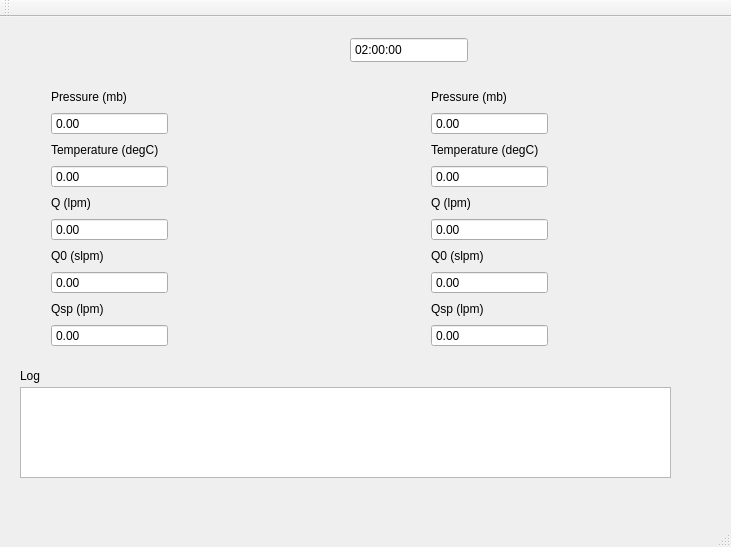
Before: the Qt Designer form new Ui/MFC_APP/mfcui.ui in lo-co/mfc_ui, drawn with Qt 5.
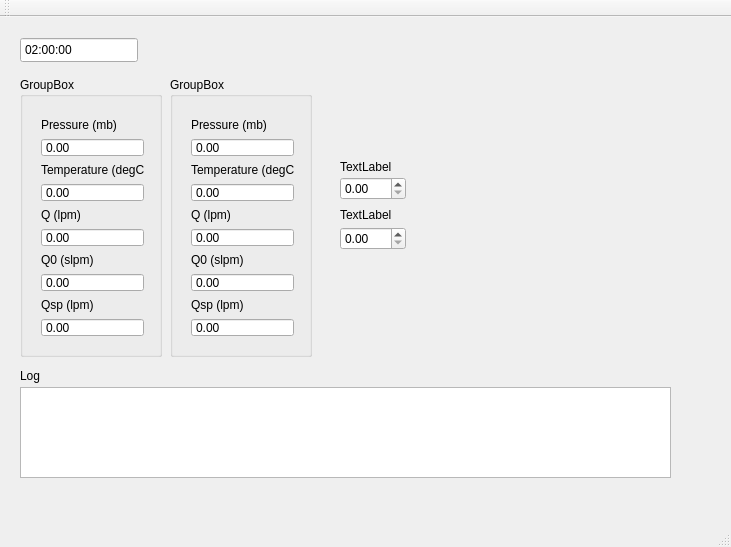
After: the same form once the commit is applied.

Diff of the .ui file:
```diff
--- a/new Ui/MFC_APP/mfcui.ui
+++ b/new Ui/MFC_APP/mfcui.ui
@@ -14,107 +14,10 @@
    <string>MfcUi</string>
   </property>
   <widget class="QWidget" name="centralWidget">
-   <widget class="QWidget" name="layoutWidget">
-    <property name="geometry">
-     <rect>
-      <x>420</x>
-      <y>60</y>
-      <width>139</width>
-      <height>281</height>
-     </rect>
-    </property>
-    <layout class="QVBoxLayout" name="verticalLayout">
-     <item>
-      <widget class="QLabel" name="label_3">
-       <property name="text">
-        <string>Pressure (mb)</string>
-       </property>
-      </widget>
-     </item>
-     <item>
-      <widget class="QDoubleSpinBox" name="ac0_P">
-       <property name="readOnly">
-        <bool>true</bool>
-       </property>
-       <property name="buttonSymbols">
-        <enum>QAbstractSpinBox::NoButtons</enum>
-       </property>
-      </widget>
-     </item>
-     <item>
-      <widget class="QLabel" name="label_4">
-       <property name="text">
-        <string>Temperature (degC)</string>
-       </property>
-      </widget>
-     </item>
-     <item>
-      <widget class="QDoubleSpinBox" name="ac0_T">
-       <property name="readOnly">
-        <bool>true</bool>
-       </property>
-       <property name="buttonSymbols">
-        <enum>QAbstractSpinBox::NoButtons</enum>
-       </property>
-      </widget>
-     </item>
-     <item>
-      <widget class="QLabel" name="label_5">
-       <property name="text">
-        <string>Q (lpm)</string>
-       </property>
-      </widget>
-     </item>
-     <item>
-      <widget class="QDoubleSpinBox" name="ac0_Q">
-       <property name="readOnly">
-        <bool>true</bool>
-       </property>
-       <property name="buttonSymbols">
-        <enum>QAbstractSpinBox::NoButtons</enum>
-       </property>
-      </widget>
-     </item>
-     <item>
-      <widget class="QLabel" name="label_6">
-       <property name="text">
-        <string>Q0 (slpm)</string>
-       </property>
-      </widget>
-     </item>
-     <item>
-      <widget class="QDoubleSpinBox" name="ac0_Q0">
-       <property name="readOnly">
-        <bool>true</bool>
-       </property>
-       <property name="buttonSymbols">
-        <enum>QAbstractSpinBox::NoButtons</enum>
-       </property>
-      </widget>
-     </item>
-     <item>
-      <widget class="QLabel" name="label_7">
-       <property name="text">
-        <string>Qsp (lpm)</string>
-       </property>
-      </widget>
-     </item>
-     <item>
-      <widget class="QDoubleSpinBox" name="ac0_Qsp">
-       <property name="readOnly">
-        <bool>true</bool>
-       </property>
-       <property name="buttonSymbols">
-        <enum>QAbstractSpinBox::NoButtons</enum>
-       </property>
-      </widget>
-     </item>
-    </layout>
-   </widget>
    <widget class="QTimeEdit" name="timeEdit">
     <property name="geometry">
      <rect>
-      <x>350</x>
+      <x>20</x>
       <y>20</y>
       <width>118</width>
       <height>26</height>
@@ -156,16 +59,47 @@
      <string>Log</string>
     </property>
    </widget>
-   <widget class="QWidget" name="layoutWidget_2">
+   <widget class="QPlainTextEdit" name="log_text_box">
     <property name="geometry">
      <rect>
-      <x>40</x>
+      <x>20</x>
+      <y>370</y>
+      <width>651</width>
+      <height>91</height>
+     </rect>
+    </property>
+    <property name="acceptDrops">
+     <bool>false</bool>
+    </property>
+    <property name="toolTip">
+     <string>Message logs emitted by system.</string>
+    </property>
+    <property name="readOnly">
+     <bool>true</bool>
+    </property>
+   </widget>
+   <widget class="QGroupBox" name="alicat0GB">
+    <property name="geometry">
+     <rect>
+      <x>20</x>
       <y>60</y>
-      <width>139</width>
-      <height>281</height>
+      <width>142</width>
+      <height>280</height>
      </rect>
     </property>
-    <layout class="QVBoxLayout" name="verticalLayout_3">
+    <property name="title">
+     <string>GroupBox</string>
+    </property>
+    <widget class="QWidget" name="layoutWidget">
+     <property name="geometry">
+      <rect>
+       <x>10</x>
+       <y>30</y>
+       <width>125</width>
+       <height>241</height>
+      </rect>
+     </property>
+     <layout class="QVBoxLayout" name="verticalLayout_2">
      <item>
       <widget class="QLabel" name="label_13">
        <property name="text">
@@ -175,6 +109,9 @@
      </item>
      <item>
       <widget class="QDoubleSpinBox" name="ac1_P_2">
+        <property name="enabled">
+         <bool>true</bool>
+        </property>
        <property name="readOnly">
         <bool>true</bool>
        </property>
@@ -253,23 +190,161 @@
      </item>
     </layout>
    </widget>
-   <widget class="QPlainTextEdit" name="log_text_box">
+   </widget>
+   <widget class="QGroupBox" name="alicat1GB">
     <property name="geometry">
      <rect>
-      <x>20</x>
-      <y>370</y>
-      <width>651</width>
-      <height>91</height>
+      <x>170</x>
+      <y>60</y>
+      <width>142</width>
+      <height>280</height>
      </rect>
     </property>
-    <property name="acceptDrops">
-     <bool>false</bool>
+    <property name="title">
+     <string>GroupBox</string>
     </property>
-    <property name="toolTip">
-     <string>Message logs emitted by system.</string>
-    </property>
+    <widget class="QWidget" name="">
+     <property name="geometry">
+      <rect>
+       <x>10</x>
+       <y>30</y>
+       <width>125</width>
+       <height>241</height>
+      </rect>
+     </property>
+     <layout class="QVBoxLayout" name="verticalLayout">
+      <item>
+       <widget class="QLabel" name="label_3">
+        <property name="text">
+         <string>Pressure (mb)</string>
+        </property>
+       </widget>
+      </item>
+      <item>
+       <widget class="QDoubleSpinBox" name="ac0_P">
     <property name="readOnly">
      <bool>true</bool>
+        </property>
+        <property name="buttonSymbols">
+         <enum>QAbstractSpinBox::NoButtons</enum>
+        </property>
+       </widget>
+      </item>
+      <item>
+       <widget class="QLabel" name="label_4">
+        <property name="text">
+         <string>Temperature (degC)</string>
+        </property>
+       </widget>
+      </item>
+      <item>
+       <widget class="QDoubleSpinBox" name="ac0_T">
+        <property name="readOnly">
+         <bool>true</bool>
+        </property>
+        <property name="buttonSymbols">
+         <enum>QAbstractSpinBox::NoButtons</enum>
+        </property>
+       </widget>
+      </item>
+      <item>
+       <widget class="QLabel" name="label_5">
+        <property name="text">
+         <string>Q (lpm)</string>
+        </property>
+       </widget>
+      </item>
+      <item>
+       <widget class="QDoubleSpinBox" name="ac0_Q">
+        <property name="readOnly">
+         <bool>true</bool>
+        </property>
+        <property name="buttonSymbols">
+         <enum>QAbstractSpinBox::NoButtons</enum>
+        </property>
+       </widget>
+      </item>
+      <item>
+       <widget class="QLabel" name="label_6">
+        <property name="text">
+         <string>Q0 (slpm)</string>
+        </property>
+       </widget>
+      </item>
+      <item>
+       <widget class="QDoubleSpinBox" name="ac0_Q0">
+        <property name="readOnly">
+         <bool>true</bool>
+        </property>
+        <property name="buttonSymbols">
+         <enum>QAbstractSpinBox::NoButtons</enum>
+        </property>
+       </widget>
+      </item>
+      <item>
+       <widget class="QLabel" name="label_7">
+        <property name="text">
+         <string>Qsp (lpm)</string>
+        </property>
+       </widget>
+      </item>
+      <item>
+       <widget class="QDoubleSpinBox" name="ac0_Qsp">
+        <property name="readOnly">
+         <bool>true</bool>
+        </property>
+        <property name="buttonSymbols">
+         <enum>QAbstractSpinBox::NoButtons</enum>
+        </property>
+       </widget>
+      </item>
+     </layout>
+    </widget>
+   </widget>
+   <widget class="QDoubleSpinBox" name="ac0SP">
+    <property name="geometry">
+     <rect>
+      <x>340</x>
+      <y>160</y>
+      <width>66</width>
+      <height>23</height>
+     </rect>
+    </property>
+   </widget>
+   <widget class="QDoubleSpinBox" name="ac1SP">
+    <property name="geometry">
+     <rect>
+      <x>340</x>
+      <y>210</y>
+      <width>66</width>
+      <height>23</height>
+     </rect>
+    </property>
+   </widget>
+   <widget class="QLabel" name="ac0SPLabel">
+    <property name="geometry">
+     <rect>
+      <x>340</x>
+      <y>140</y>
+      <width>181</width>
+      <height>20</height>
+     </rect>
+    </property>
+    <property name="text">
+     <string>TextLabel</string>
+    </property>
+   </widget>
+   <widget class="QLabel" name="ac1SPLabel">
+    <property name="geometry">
+     <rect>
+      <x>340</x>
+      <y>190</y>
+      <width>171</width>
+      <height>16</height>
+     </rect>
+    </property>
+    <property name="text">
+     <string>TextLabel</string>
     </property>
    </widget>
   </widget>
```
Lines whose indentation alone changed are shown as unchanged.
